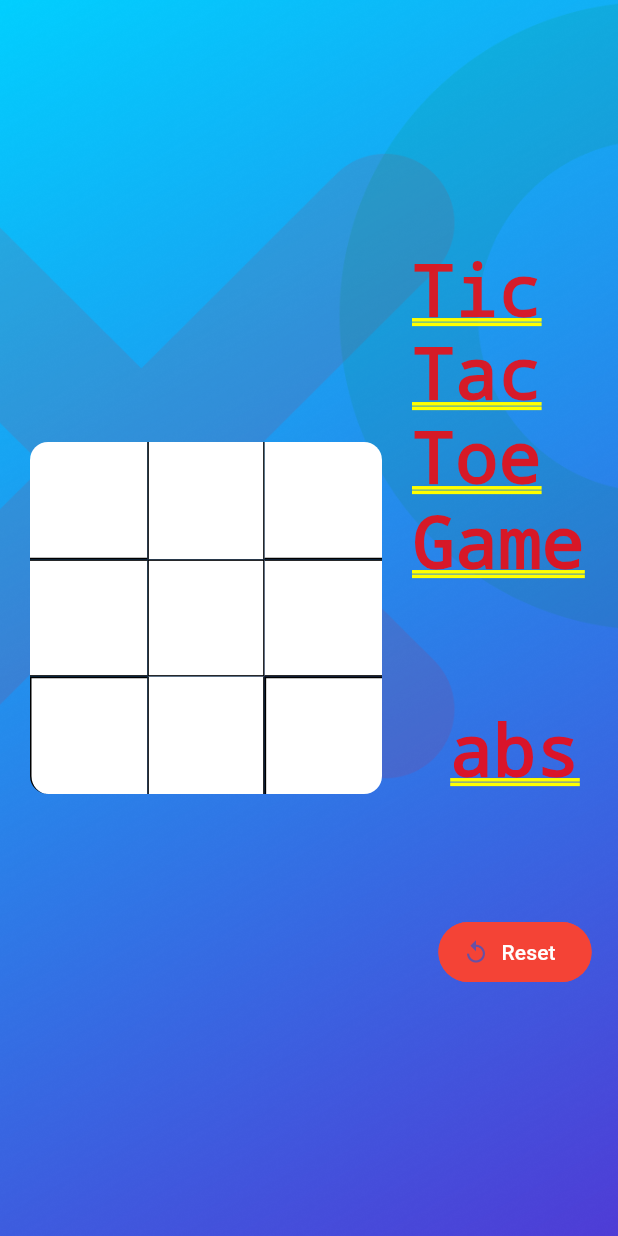
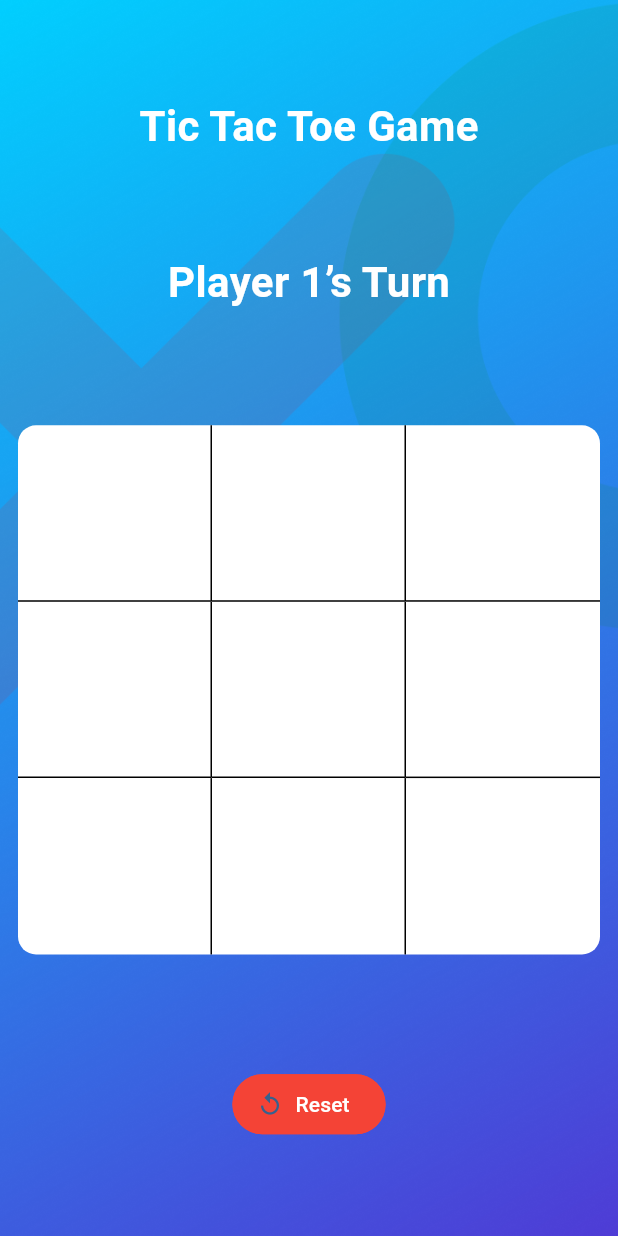
Before and after one commit to TNQT14/TicTacToeGame, a Flutter app: the screen it shows after launch, after a tap on "Reset", on a phone screen of 412 x 824 dp. Run offline on Flutter 3.47's test engine with Material 2 defaults, Android fonts, the phone set to English and light mode, and no system bars; our stand-ins replace flutter_bloc.

Commit message:
Done ?App

```diff
--- /dev/null
+++ b/lib/bloc/game_bloc.dart
@@ -0,0 +1,45 @@
+import 'package:flutter_bloc/flutter_bloc.dart';
+
+import '../utils/game_utils.dart';
+part 'game_event.dart';
+part 'game_state.dart';
+
+class GameBloc extends Bloc<GameEvent, GameState>{
+  GameBloc(): super(GameInitial()){
+    on<LoadGame>((event, emit){
+      emit(
+          GamePlayState(tilesValue: List.filled(9, 0),
+            msgValue: GameUtils.initialMsg(),
+            isMeStatus:  state.isMe,
+          )
+      );
+    });
+
+    on<ClearGame>((event, emit){
+      emit(
+          GamePlayState(tilesValue: List.filled(9, 0),
+            msgValue: GameUtils.initialMsg(),
+            isMeStatus:  state.isMe,
+          )
+      );
+    });
+
+    on<PlayerClick>((event, emit) {
+      List<int> tile = state.tiles;
+      if (tile[event.index] == 0) {
+        if (state.isMe) {
+          tile[event.index] = 1;
+        } else {
+          tile[event.index] = 2;
+        }
+      }
+      emit(
+        GamePlayState(
+          tilesValue: tile,
+          msgValue: GameUtils().checkResult(!state.isMe, tile),
+          isMeStatus: !state.isMe,
+        ),
+      );
+    });
+  }
+}
--- /dev/null
+++ b/lib/bloc/game_event.dart
@@ -0,0 +1,14 @@
+part of 'game_bloc.dart';
+
+abstract class GameEvent{}
+
+class LoadGame extends GameEvent {}
+
+class ClearGame extends GameEvent {
+
+}
+
+class PlayerClick extends GameEvent {
+  final int index;
+  PlayerClick({required this.index});
+}
--- /dev/null
+++ b/lib/bloc/game_state.dart
@@ -0,0 +1,27 @@
+part of 'game_bloc.dart';
+
+abstract class GameState{
+  final List<int> tiles;
+  final String msg;
+  final bool isMe;
+
+  const GameState({
+    this.tiles = const <int>[],
+    this.msg = "",
+    this.isMe = true,
+  });
+}
+
+class GameInitial extends GameState {}
+
+class GamePlayState extends GameState {
+  final List<int> tilesValue;
+  final String msgValue;
+  final bool isMeStatus;
+
+  GamePlayState({
+    required this.tilesValue,
+    required this.msgValue,
+    required this.isMeStatus,
+  }) : super(tiles: tilesValue, msg: msgValue, isMe: isMeStatus);
+}
--- a/lib/constants/asset_constants.dart
+++ b/lib/constants/asset_constants.dart
@@ -1,3 +1,3 @@
-const playerImage1 = "assets/icons/play2.png";
-const playerImage2 = "assets/icons/play1.png";
-const backGround = "assets/icons/bg.png";
+const playerImage1 = "assets/play2.png";
+const playerImage2 = "assets/play1.png";
+const backGround = "assets/bg.png";
--- a/lib/main.dart
+++ b/lib/main.dart
@@ -1,8 +1,14 @@
 import 'package:flutter/material.dart';
+import 'package:flutter_bloc/flutter_bloc.dart';
+import 'package:tictactoe/bloc/game_bloc.dart';
 import 'package:tictactoe/pages/home.dart';
 
 void main() {
-  runApp(const MyApp());
+  runApp(BlocProvider(
+      create: (BuildContext context) => GameBloc(),
+      child: const MyApp(),
+    )
+  );
 }
 
 class MyApp extends StatelessWidget {
@@ -15,7 +21,7 @@ class MyApp extends StatelessWidget {
       title: 'Flutter Demo',
       debugShowCheckedModeBanner: false,
       theme: ThemeData(
-        // colorScheme: ColorScheme.fromSeed(seedColor: Colors.deepPurple),
+        colorScheme: ColorScheme.fromSeed(seedColor: Colors.blue),
         useMaterial3: true,
       ),
       home: const HomePage(),
--- a/lib/pages/home.dart
+++ b/lib/pages/home.dart
@@ -1,7 +1,9 @@
 import 'package:flutter/cupertino.dart';
 import 'package:flutter/material.dart';
+import 'package:flutter_bloc/flutter_bloc.dart';
 import 'package:tictactoe/pages/web_view/web.dart';
 
+import '../bloc/game_bloc.dart';
 import 'mobile_view/mobile.dart';
 
 class HomePage extends StatefulWidget {
@@ -14,23 +16,36 @@ class HomePage extends StatefulWidget {
 class _HomePageState extends State<HomePage> {
   @override
   Widget build(BuildContext context) {
-    return LayoutBuilder(builder: (context, constraints)
-    {
-      if(constraints.maxWidth<600){
+    return Scaffold(
+      body: BlocBuilder<GameBloc, GameState>(
+        builder: (context, state) {
+          if (state is GameInitial) {
+            context.read<GameBloc>().add(LoadGame());
+            return const Center(
+              child: CircularProgressIndicator(),
+            );
+          } else {
+            return LayoutBuilder(builder: (context, constraints) {
+              if (constraints.maxWidth < 600) {
                 return MobileScreen(
-          height: constraints.minHeight,
-          wight: constraints.maxWidth,
-          mgs: "abs",
-          isMe: true,
+                  tiles: state.tiles,
+                  height: constraints.maxHeight,
+                  width: constraints.maxWidth,
+                  msg: state.msg,
+                  isMe: state.isMe,
                 );
               }
               return WebScreen(
-        height: constraints.minHeight,
-        wight: constraints.maxWidth,
-        mgs: "abs",
-        isMe: true,
+                tiles: state.tiles,
+                height: constraints.maxHeight,
+                width: constraints.maxWidth,
+                msg: state.msg,
+                isMe: state.isMe,
               );
+            });
           }
+        },
+      ),
     );
   }
 }
--- a/lib/pages/mobile_view/mobile.dart
+++ b/lib/pages/mobile_view/mobile.dart
@@ -1,27 +1,28 @@
 import 'package:flutter/material.dart';
 import 'package:tictactoe/constants/asset_constants.dart';
+import 'package:tictactoe/widget/boderFun.dart';
 
 import '../../widget/button_widget.dart';
 import '../../widget/grid_widget.dart';
 class MobileScreen extends StatelessWidget {
   final List<int>? tiles;
   final double height;
-  final double wight;
-  final String mgs;
+  final double width;
+  final String msg;
   final bool isMe;
   const MobileScreen({
     super.key,
     this.tiles,
     required this.height,
-    required this.wight,
-    required this.mgs,
+    required this.width,
+    required this.msg,
     required this.isMe
   });
 
   @override
   Widget build(BuildContext context) {
     return Container(
-      width: wight,
+      width: width,
       height: height,
       decoration: const BoxDecoration(
         image: DecorationImage(
@@ -29,12 +30,12 @@ class MobileScreen extends StatelessWidget {
           fit: BoxFit.cover
         )
       ),
-      child: Row(
+      child: Column(
         children: [
-          Flexible(
-            child: gridWidget(),
-            flex: 2,
-          ),
+          // Flexible(
+          //   // child: gridWidget(),
+          //   flex: 2,
+          // ),
           Flexible(
             flex: 1,
             child: Column(
@@ -42,13 +43,13 @@ class MobileScreen extends StatelessWidget {
               crossAxisAlignment: CrossAxisAlignment.center,
               children: <Widget>[
                 const Spacer(),
+                titleWidget(),
                 const Spacer(),
-                Text("Tic Tac Toe Game"),
+                msgWidget(msg),
                 const Spacer(),
-                Text(mgs),
+                GridViewWidget(tiles: tiles,),
                 const Spacer(),
                 buttonWidget(context),
-                const Spacer(),
                 const Spacer(),
               ],
             ),
--- a/lib/pages/web_view/web.dart
+++ b/lib/pages/web_view/web.dart
@@ -1,44 +1,61 @@
 import 'package:flutter/material.dart';
-import 'package:tictactoe/constants/asset_constants.dart';
-
+import '../../constants/asset_constants.dart';
+import '../../widget/boderFun.dart';
 import '../../widget/button_widget.dart';
 import '../../widget/grid_widget.dart';
+
+
 class WebScreen extends StatelessWidget {
   final List<int>? tiles;
   final double height;
-  final double wight;
-  final String mgs;
+  final double width;
+  final String msg;
   final bool isMe;
-  const WebScreen({
-    super.key,
-    this.tiles,
-    required this.height,
-    required this.wight,
-    required this.mgs,
-    required this.isMe
-  });
+  const WebScreen(
+      {super.key,
+        this.tiles,
+        required this.height,
+        required this.width,
+        required this.msg,
+        required this.isMe});
 
   @override
   Widget build(BuildContext context) {
     return Container(
-      width: wight,
+      width: width,
       height: height,
       decoration: const BoxDecoration(
-          image: DecorationImage(
-              image: AssetImage(backGround),
-              fit: BoxFit.cover
-          )
+        image: DecorationImage(
+          image: AssetImage(backGround),
+          fit: BoxFit.cover,
+        ),
       ),
-      child:
-      Column(
-        children: <Widget>[
-          Text("Tic Tac Toe Game"),
-          const Spacer(),
-          Text(mgs),
-          const Spacer(),
-          gridWidget(),
-          const Spacer(),
-          buttonWidget(context),
+      child: Row(
+        children: [
+          Flexible(
+            flex: 2,
+            child: GridViewWidget(
+              tiles: tiles,
+            ),
+          ),
+          Flexible(
+              flex: 1,
+              child: Column(
+                mainAxisAlignment: MainAxisAlignment.center,
+                crossAxisAlignment: CrossAxisAlignment.center,
+                children: [
+                  const Spacer(),
+                  const Spacer(),
+                  titleWidget(),
+                  const Spacer(),
+                  msgWidget(msg),
+                  const Spacer(),
+                  buttonWidget(context),
+                  const Spacer(),
+                  const Spacer(),
+                ],
+              )
+          ),
         ],
       ),
     );
--- a/lib/widget/boderFun.dart
+++ b/lib/widget/boderFun.dart
@@ -1,82 +1,66 @@
 import 'package:flutter/material.dart';
 
-boderFun(int i){
-  switch(i){
+borderFunc(int i) {
+  switch (i) {
     case 0:
-      return const BoxDecoration(
-        color: Colors.white,
-        borderRadius: BorderRadius.only(topLeft: Radius.circular(12)),
-        border: Border(
+      return const Border(
+        right: BorderSide(),
         bottom: BorderSide(),
-        ),
       );
     case 1:
-      return const BoxDecoration(
-        color: Colors.white,
-        border: Border(
-          left: BorderSide(),
+      return const Border(
         right: BorderSide(),
-        ),
+        bottom: BorderSide(),
       );
     case 2:
-      return const BoxDecoration(
-        color: Colors.white,
-        borderRadius: BorderRadius.only(topRight: Radius.circular(12)),
-        border: Border(
-          bottom: BorderSide(),
-        ),
+      return const Border(
+          bottom: BorderSide()
       );
     case 3:
-      return const BoxDecoration(
-        color: Colors.white,
-        border: Border(
-          top: BorderSide(),
+      return const Border(
+        right: BorderSide(),
         bottom: BorderSide(),
-        ),
       );
     case 4:
-      return const BoxDecoration(
-        color: Colors.white,
-        border: Border(
+      return const Border(
         right: BorderSide(),
-          left: BorderSide(),
-          top: BorderSide(),
         bottom: BorderSide(),
-        ),
       );
     case 5:
-      return const BoxDecoration(
-        color: Colors.white,
-        border: Border(
-          top: BorderSide(),
-          bottom: BorderSide(),
-        ),
+      return const Border(
+          bottom: BorderSide()
       );
     case 6:
-      return const BoxDecoration(
-        color: Colors.white,
-        borderRadius: BorderRadius.only(bottomLeft: Radius.circular(12)),
-        border: Border(
-          top: BorderSide(),
-          left: BorderSide(),
-        ),
+      return const Border(
+          right: BorderSide()
       );
     case 7:
-      return const BoxDecoration(
+      return const Border(
+          right: BorderSide()
+      );
+    default:
+      return Border.all(color: Colors.transparent);
+  }
+}
+
+Text titleWidget(){
+  return const Text(
+    "Tic Tac Toe Game",
+    style: TextStyle(
         color: Colors.white,
-        border: Border(
-          right: BorderSide(),
-          left: BorderSide(),
-        ),
-      );
-    case 8:
-      return const BoxDecoration(
-        color: Colors.white,
-        borderRadius: BorderRadius.only(bottomRight: Radius.circular(12)),
-        border: Border(
-          top: BorderSide(),
-          left: BorderSide(),
+        fontSize: 28,
+        fontWeight: FontWeight.w600
     ),
   );
 }
+
+Text msgWidget(msg) {
+  return Text(
+    msg,
+    style: const TextStyle(
+        fontSize: 28,
+        color: Colors.white,
+        fontWeight: FontWeight.w600
+    ),
+  );
 }
--- a/lib/widget/button_widget.dart
+++ b/lib/widget/button_widget.dart
@@ -1,7 +1,11 @@
 import 'package:flutter/material.dart';
+import 'package:flutter_bloc/flutter_bloc.dart';
+import 'package:tictactoe/bloc/game_bloc.dart';
 
 OutlinedButton buttonWidget(BuildContext context){
-  return OutlinedButton.icon(onPressed: (){},
+  return OutlinedButton.icon(onPressed: (){
+    context.read<GameBloc>().add(ClearGame());
+  },
       icon: const Icon(Icons.replay),
       label: Text("Reset",
         style: TextStyle(
--- a/lib/widget/grid_widget.dart
+++ b/lib/widget/grid_widget.dart
@@ -1,22 +1,54 @@
 import 'package:flutter/material.dart';
+import 'package:flutter_bloc/flutter_bloc.dart';
 
+import '../bloc/game_bloc.dart';
+import '../constants/asset_constants.dart';
 import 'boderFun.dart';
 
-Widget gridWidget(){
-  return GridView.count(
-    primary: false,
+class GridViewWidget extends StatefulWidget {
+  final List<int>? tiles;
+  const GridViewWidget({super.key, this.tiles});
+
+  @override
+  State<GridViewWidget> createState() => _GridViewWidgetState();
+}
+
+class _GridViewWidgetState extends State<GridViewWidget> {
+  @override
+  Widget build(BuildContext context) {
+    return Container(
+      margin: const EdgeInsets.all(12),
+      decoration: BoxDecoration(
+          color: Colors.white, borderRadius: BorderRadius.circular(12.0)),
+      child: GridView.count(
         physics: const NeverScrollableScrollPhysics(),
-    padding: const EdgeInsets.all(20),
-    crossAxisSpacing: 0,
-    mainAxisSpacing: 0,
+        padding: const EdgeInsets.all(0),
         crossAxisCount: 3,
+        childAspectRatio: 1.1,
         shrinkWrap: true,
-    children: <Widget>[
-      for(int i = 0; i<= 8; i++)
+        children: [
+          for (int i = 0; i < 9; i++)
             Container(
-          padding: const EdgeInsets.all(8),
-          decoration: boderFun(i),
+              decoration: BoxDecoration(border: borderFunc(i)),
+              child: Material(
+                type: MaterialType.transparency,
+                child: InkWell(
+                  onTap: () {
+                    context.read<GameBloc>().add(PlayerClick(index: i));
+                  },
+                  child: Center(
+                    child: widget.tiles?[i] == 0
+                        ? SizedBox()
+                        : Image.asset(
+                      widget.tiles?[i] == 1 ? playerImage1 : playerImage2,
+                      scale: 1.5,
+                    ),
+                  ),
+                ),
+              ),
             ),
         ],
+      ),
     );
   }
+}
--- a/pubspec.yaml
+++ b/pubspec.yaml
@@ -35,6 +35,7 @@ dependencies:
   # The following adds the Cupertino Icons font to your application.
   # Use with the CupertinoIcons class for iOS style icons.
   cupertino_icons: ^1.0.2
+  flutter_bloc: ^8.1.3
 
 dev_dependencies:
   flutter_test:
@@ -59,7 +60,7 @@ flutter:
 
   # To add assets to your application, add an assets section, like this:
   assets:
-    - assets/icons/bg.png
+    - assets/
   #   - images/a_dot_burr.jpeg
   #   - images/a_dot_ham.jpeg
 
```
Also changed, not shown: assets/bg.png (renamed from assets/icons/bg.png), assets/play1.png (renamed from assets/icons/play1.png), assets/play2.png (renamed from assets/icons/play2.png), pubspec.lock. Lines whose indentation alone changed are shown as unchanged.
